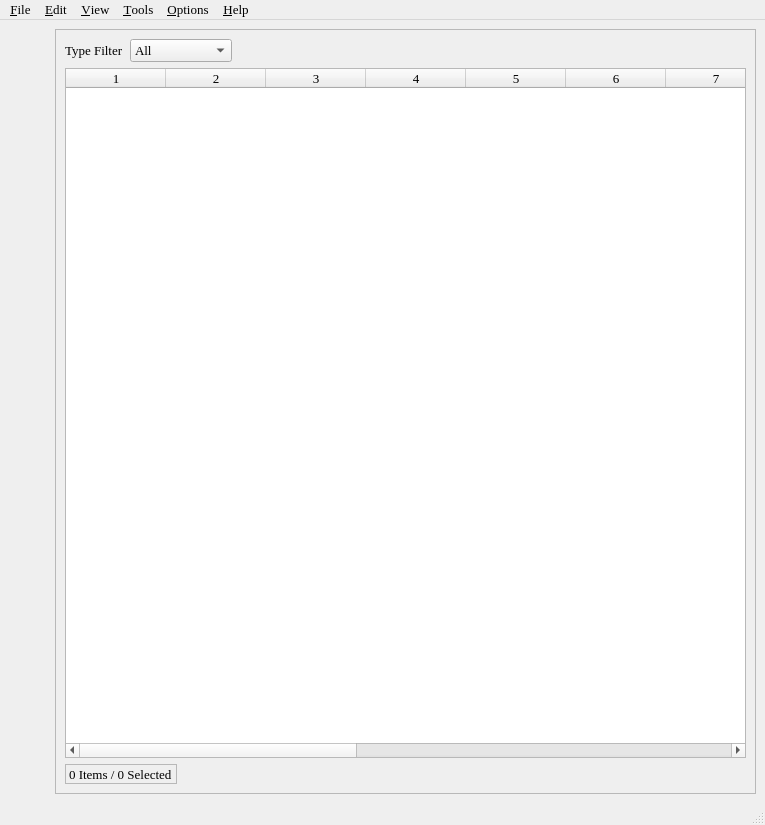
Before: the Qt Designer form mainwindow.ui in textbrowser/biblioteq, drawn with Qt 5.
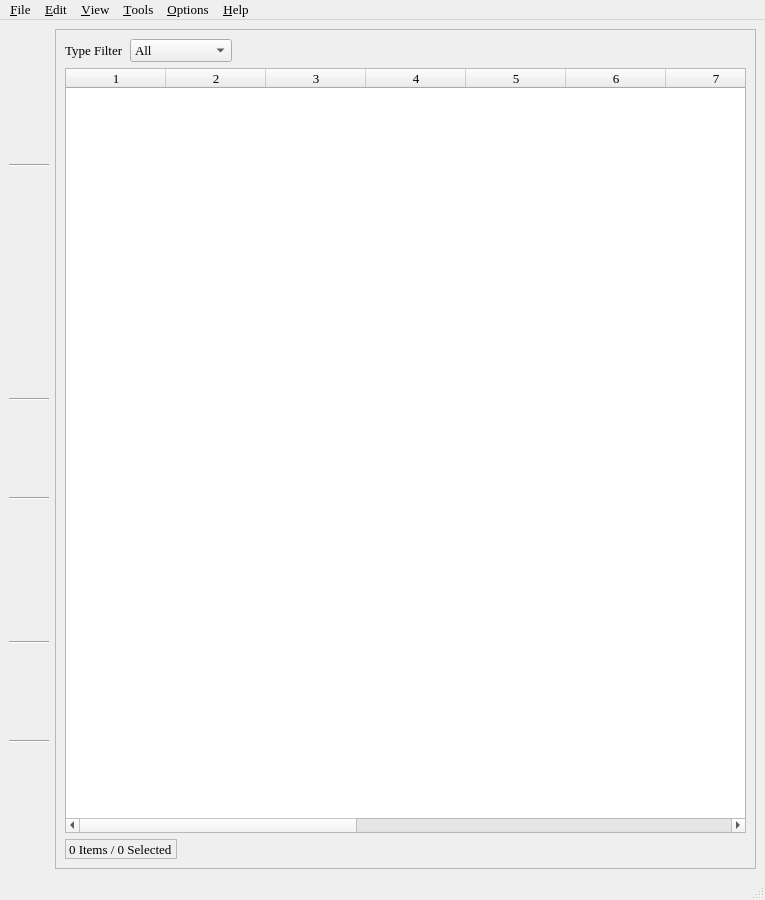
After: the same form once the commit is applied. Icons and pictures are not drawn. Custom widgets are drawn as their Qt base class.

Commit message: Highlight widgets whose contents were modified by a Library of Congress query. New button layout for the main window.

Diff of the .ui file:
```diff
--- a/mainwindow.ui
+++ b/mainwindow.ui
@@ -6,13 +6,13 @@
     <x>0</x>
     <y>0</y>
     <width>765</width>
-    <height>825</height>
+    <height>900</height>
    </rect>
   </property>
   <property name="minimumSize" >
    <size>
     <width>765</width>
-    <height>825</height>
+    <height>900</height>
    </size>
   </property>
   <property name="font" >
@@ -120,6 +120,13 @@
         </property>
        </widget>
       </item>
+      <item>
+       <widget class="Line" name="line" >
+        <property name="orientation" >
+         <enum>Qt::Horizontal</enum>
+        </property>
+       </widget>
+      </item>
       <item>
        <widget class="QToolButton" name="detailsTool" >
         <property name="font" >
@@ -266,6 +273,13 @@
         </property>
        </widget>
       </item>
+      <item>
+       <widget class="Line" name="line_2" >
+        <property name="orientation" >
+         <enum>Qt::Horizontal</enum>
+        </property>
+       </widget>
+      </item>
       <item>
        <widget class="QToolButton" name="reserveTool" >
         <property name="font" >
@@ -325,6 +339,13 @@
         </property>
        </widget>
       </item>
+      <item>
+       <widget class="Line" name="line_3" >
+        <property name="orientation" >
+         <enum>Qt::Horizontal</enum>
+        </property>
+       </widget>
+      </item>
       <item>
        <widget class="QToolButton" name="searchTool" >
         <property name="font" >
@@ -412,6 +433,13 @@
         </property>
        </widget>
       </item>
+      <item>
+       <widget class="Line" name="line_4" >
+        <property name="orientation" >
+         <enum>Qt::Horizontal</enum>
+        </property>
+       </widget>
+      </item>
       <item>
        <widget class="QToolButton" name="errorLogTool" >
         <property name="font" >
@@ -471,6 +499,13 @@
         </property>
        </widget>
       </item>
+      <item>
+       <widget class="Line" name="line_5" >
+        <property name="orientation" >
+         <enum>Qt::Horizontal</enum>
+        </property>
+       </widget>
+      </item>
       <item>
        <widget class="QToolButton" name="exitTool" >
         <property name="font" >
```
The commit also changes 7 other files.
